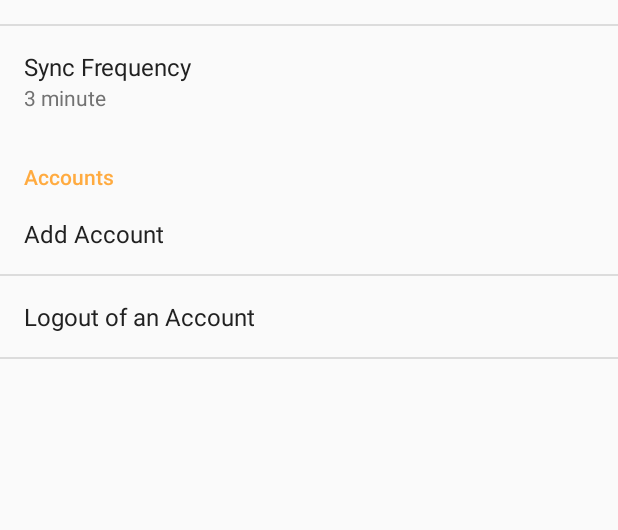
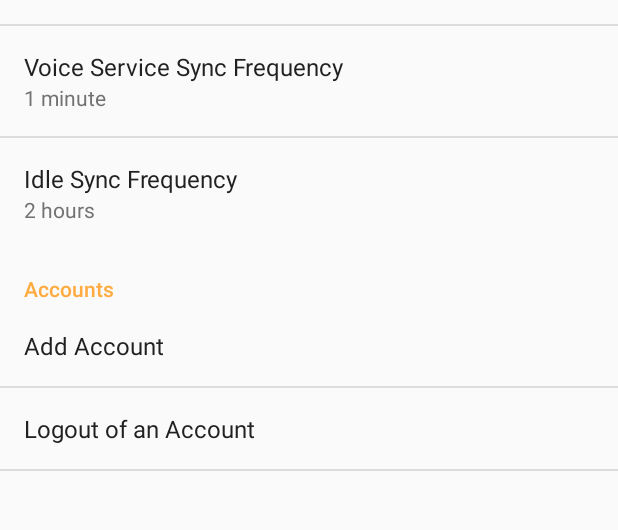
Before and after one commit to BryanSmithDev/sweg-capstone-2015, an Android app: the screen it shows after launch (SettingsActivity), in the options menu, after a tap on "Settings", on a phone screen of 412 x 824 dp, the part 249-779 px from its top. Run offline under Robolectric (Android 15) with nearby library versions, the phone set to English and light mode, and no system bars; libraries missing offline, so code that uses them is left out: com.google.api.client, com.google.api.services, javax.mail, javax.mail.internet; 2 statements that could not run were skipped.

Commit message:
Add second sync freq

```diff
--- a/Source/app/src/main/java/edu/uvawise/iris/MainActivity.java
+++ b/Source/app/src/main/java/edu/uvawise/iris/MainActivity.java
@@ -150,6 +150,7 @@ public class MainActivity extends AppCompatActivity implements LoaderManager.Loa
                 case PAUSE_SERVICE: //Stop service.
                     Intent serviceIntent = new Intent(this, IrisVoiceService.class);
                     stopService(serviceIntent);
+                    SyncUtils.updateSyncFrequency(this,SyncUtils.getSyncFrequency(this));
                     ((ActionMenuItemView) findViewById(R.id.action_service)).
                             setIcon(getResources().getDrawable(android.R.drawable.ic_media_play));
                     break;
@@ -200,26 +201,6 @@ public class MainActivity extends AppCompatActivity implements LoaderManager.Loa
 
         //Check to see if the user wants us to keep their screen on while the app is running.
         enforceScreenOnFlag();
-
-
-        //If we changed the sync frequency in the settings activity, we need to disable and reenable
-        // the sync so the new frequency is used.
-        // TODO: This can probably be moved into the settings fragment code.
-        SharedPreferences.OnSharedPreferenceChangeListener prefListener = new SharedPreferences.OnSharedPreferenceChangeListener() {
-            public void onSharedPreferenceChanged(SharedPreferences prefs, String key) {
-                if (key.equals(getString(R.string.pref_sync_freq_key))) {
-                    Log.d(TAG, "Sync Frequency Changed");
-                    if (SyncUtils.isSyncEnabled(getContext())) {
-                        Log.d(TAG, "Sync Frequency was enabled. Re-enabling to use new freq");
-                        SyncUtils.enableSync(getContext());
-                    } else {
-                        Log.d(TAG, "Sync wasn't enabled. No need to re-enable.");
-                    }
-                }
-
-            }
-        };
-        PrefUtils.getSharedPreferences(this).registerOnSharedPreferenceChangeListener(prefListener); //Assign the listener
 
         //Setup our Email List
         mListView = (ListView) findViewById(R.id.emailList);
@@ -523,10 +504,12 @@ public class MainActivity extends AppCompatActivity implements LoaderManager.Loa
                     //display it.
                     if (!hasDrawOverAppsPermission()) return false;
                     item.setIcon(android.R.drawable.ic_media_pause);
+                    SyncUtils.updateSyncFrequency(this,SyncUtils.getServiceSyncFrequency(this));
                     startService(serviceIntent); //Start background service
                 } else {
                     //Its already running so we need to stop it with this click.
                     item.setIcon(android.R.drawable.ic_media_play);
+                    SyncUtils.updateSyncFrequency(this,SyncUtils.getSyncFrequency(this));
                     stopService(serviceIntent);
                 }
                 return true;
--- a/Source/app/src/main/java/edu/uvawise/iris/SettingsActivityFragment.java
+++ b/Source/app/src/main/java/edu/uvawise/iris/SettingsActivityFragment.java
@@ -1,5 +1,6 @@
 package edu.uvawise.iris;
 
+import android.content.ContentResolver;
 import android.content.Context;
 import android.content.Intent;
 import android.content.SharedPreferences;
@@ -11,7 +12,9 @@ import android.preference.Preference;
 import android.preference.PreferenceFragment;
 import android.preference.PreferenceGroup;
 import android.preference.PreferenceManager;
+import android.util.Log;
 
+import edu.uvawise.iris.sync.SyncUtils;
 import edu.uvawise.iris.utils.GmailUtils;
 import edu.uvawise.iris.utils.PrefUtils;
 
@@ -20,6 +23,7 @@ import edu.uvawise.iris.utils.PrefUtils;
  */
 public class SettingsActivityFragment extends PreferenceFragment implements SharedPreferences.OnSharedPreferenceChangeListener {
 
+    private static final String TAG = SettingsActivityFragment.class.getSimpleName();
     Context context; //Store the application context
 
 
@@ -101,6 +105,15 @@ public class SettingsActivityFragment extends PreferenceFragment implements Shar
     public void onSharedPreferenceChanged(SharedPreferences sharedPreferences,
                                           String key) {
         updatePrefSummary(findPreference(key));
+        if (key.equals(getString(R.string.pref_sync_freq_key))) {
+            Log.d(TAG, "Sync Frequency Changed");
+            SyncUtils.updateSyncFrequency(getActivity().getApplicationContext(),
+                    SyncUtils.getSyncFrequency(getActivity().getApplicationContext()));
+        } else if (key.equals(getString(R.string.service_pref_sync_freq_key))) {
+            Log.d(TAG, "Service Sync Frequency Changed");
+            SyncUtils.updateSyncFrequency(getActivity().getApplicationContext(),
+                    SyncUtils.getServiceSyncFrequency(getActivity().getApplicationContext()));
+        }
     }
 
 
--- a/Source/app/src/main/java/edu/uvawise/iris/sync/SyncUtils.java
+++ b/Source/app/src/main/java/edu/uvawise/iris/sync/SyncUtils.java
@@ -6,6 +6,7 @@ import android.content.ContentResolver;
 import android.content.Context;
 
 import android.os.Bundle;
+import android.util.Log;
 
 
 import com.google.api.services.gmail.Gmail;
@@ -23,7 +24,8 @@ import edu.uvawise.iris.utils.PrefUtils;
 public class SyncUtils {
 
     private static final String TAG = SyncUtils.class.getSimpleName();
-    private static final int SYNC_FREQUENCY_DEFAULT = 3;
+    private static final int SYNC_FREQUENCY_DEFAULT = 120;
+    private static final int SERVICE_SYNC_FREQUENCY_DEFAULT = 1;
 
     //Sync Authorities.
     public static final String ACCOUNT_TYPE = "com.google";
@@ -173,13 +175,34 @@ public class SyncUtils {
                 account, SyncUtils.SYNC_AUTH, new Bundle(), 60 * min);
     }
 
+    public static void updateSyncFrequency(Context context, int min){
+        ArrayList<GmailAccount> accounts = GmailUtils.getGmailAccounts(context);
+        if (accounts == null || accounts.isEmpty()) return;
+        for (GmailAccount account: accounts) {
+            if (isSyncEnabled(context,account.getUserID())){
+                Account acc = new Account(account.getUserID(),ACCOUNT_TYPE);
+                ContentResolver.addPeriodicSync(acc,SYNC_AUTH,new Bundle(), 60 * min);
+                Log.i(TAG,"Updated "+account.getUserID()+"'s sync freq to "+min+" mins");
+            }
+        }
+    }
+
     /**
      * Gets the currently saved sync frequency from preferences
      * @param context The context to use to retrieve the preferences
      * @return Integer value saved for the sync frequency, or the default value.
      */
-    private static int getSyncFrequency(Context context){
+    public static int getSyncFrequency(Context context){
         return Integer.parseInt(PrefUtils.getString(context,R.string.pref_sync_freq_key,SYNC_FREQUENCY_DEFAULT+""));
     }
 
+    /**
+     * Gets the currently saved voice service sync frequency from preferences
+     * @param context The context to use to retrieve the preferences
+     * @return Integer value saved for the sync frequency, or the default value.
+     */
+    public static int getServiceSyncFrequency(Context context){
+        return Integer.parseInt(PrefUtils.getString(context,R.string.service_pref_sync_freq_key,SERVICE_SYNC_FREQUENCY_DEFAULT+""));
+    }
+
 }
--- a/Source/app/src/main/res/values/arrays.xml
+++ b/Source/app/src/main/res/values/arrays.xml
@@ -10,6 +10,13 @@
         <item>20 minute</item>
         <item>25 minute</item>
         <item>30 minute</item>
+        <item>1 hour</item>
+        <item>2 hours</item>
+        <item>3 hours</item>
+        <item>4 hours</item>
+        <item>5 hours</item>
+        <item>12 hours</item>
+        <item>1 day</item>
     </string-array>
 
     <string-array name="sync_freqs_values">
@@ -21,6 +28,34 @@
         <item>20</item>
         <item>25</item>
         <item>30</item>
+        <item>60</item>
+        <item>120</item>
+        <item>180</item>
+        <item>240</item>
+        <item>300</item>
+        <item>720</item>
+        <item>1440</item>
+    </string-array>
+
+    <string-array name="service_sync_freqs_values">
+        <item>1</item>
+        <item>2</item>
+        <item>3</item>
+        <item>4</item>
+        <item>5</item>
+        <item>10</item>
+        <item>15</item>
+        <item>30</item>
+    </string-array>
+    <string-array name="service_sync_freqs">
+        <item>1 minute</item>
+        <item>2 minutes</item>
+        <item>3 minutes</item>
+        <item>4 minutes</item>
+        <item>5 minutes</item>
+        <item>10 minutes</item>
+        <item>15 minutes</item>
+        <item>30 minutes</item>
     </string-array>
 
 </resources>
--- a/Source/app/src/main/res/values/strings.xml
+++ b/Source/app/src/main/res/values/strings.xml
@@ -10,8 +10,8 @@
     <string name="pref_keep_screen_on_summary">This will prevent the screen from turning off while Iris is running.</string>
     <string name="pref_keep_screen_on_key">pref_keep_screen_on</string>
     <string name="pref_sync_freq_key">pref_sync_freq</string>
-    <string name="pref_sync_freq_title">Sync Frequency</string>
-    <string name="pref_sync_freq_summary">How often do you want to sync data?</string>
+    <string name="pref_sync_freq_title">Idle Sync Frequency</string>
+    <string name="pref_sync_freq_summary">How often do you want to sync data while voice service is NOT running?</string>
     <string name="pref_key_gmail_account_name">GoogleAccount</string>
     <string name="pref_key_gmail_accounts">SignedInGmailAccounts</string>
     <string name="pref_key_gmail_history_id">GmailHistoryID</string>
@@ -27,4 +27,7 @@
     <string name="dialog_logout_no">No</string>
     <string name="pref_cat_accounts">Accounts</string>
     <string name="pref_cat_general">General</string>
+    <string name="service_pref_sync_freq_title">Voice Service Sync Frequency</string>
+    <string name="service_pref_sync_freq_summary">How often to sync while voice service is running?</string>
+    <string name="service_pref_sync_freq_key">pref_service_sync_freq</string>
 </resources>
--- a/Source/app/src/main/res/xml/preferences.xml
+++ b/Source/app/src/main/res/xml/preferences.xml
@@ -9,13 +9,23 @@
 
 
     <ListPreference
-        android:defaultValue='3'
+        android:defaultValue='1'
+        android:entries="@array/service_sync_freqs"
+        android:entryValues="@array/service_sync_freqs_values"
+        android:key="@string/service_pref_sync_freq_key"
+        android:summary="@string/service_pref_sync_freq_summary"
+        android:title="@string/service_pref_sync_freq_title" />
+
+    <ListPreference
+        android:defaultValue='120'
         android:entries="@array/sync_freqs"
         android:entryValues="@array/sync_freqs_values"
         android:key="@string/pref_sync_freq_key"
         android:summary="@string/pref_sync_freq_summary"
         android:title="@string/pref_sync_freq_title" />
+
     </PreferenceCategory>
+
 
     <PreferenceCategory android:title="@string/pref_cat_accounts" >
         <Preference
```
